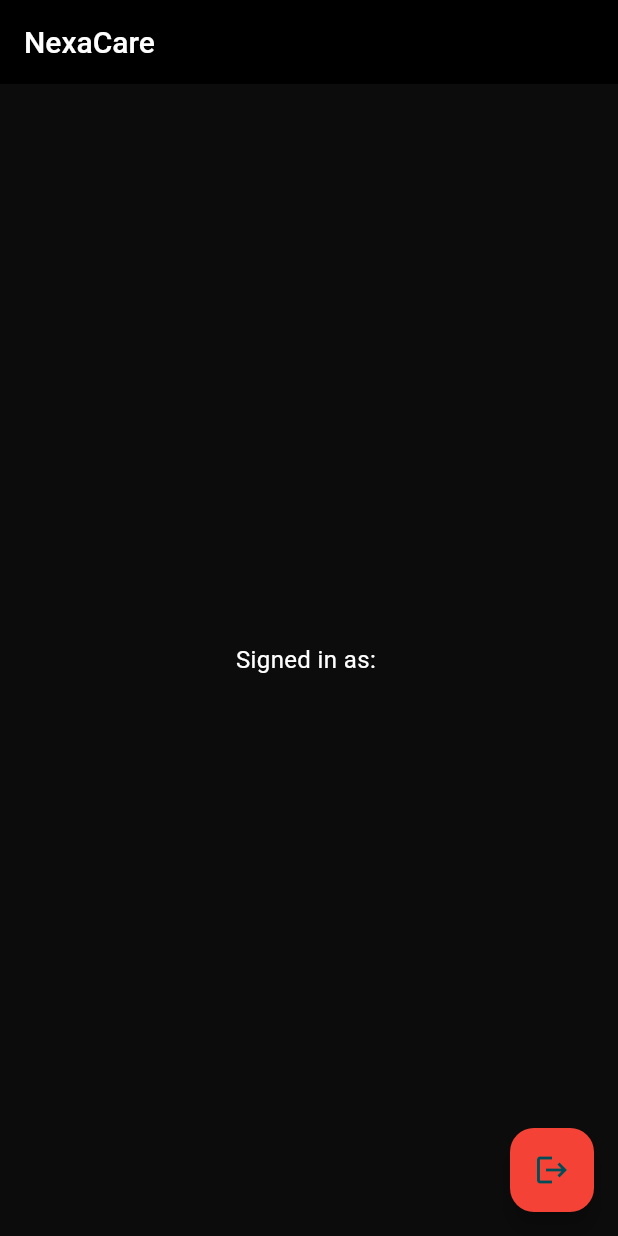
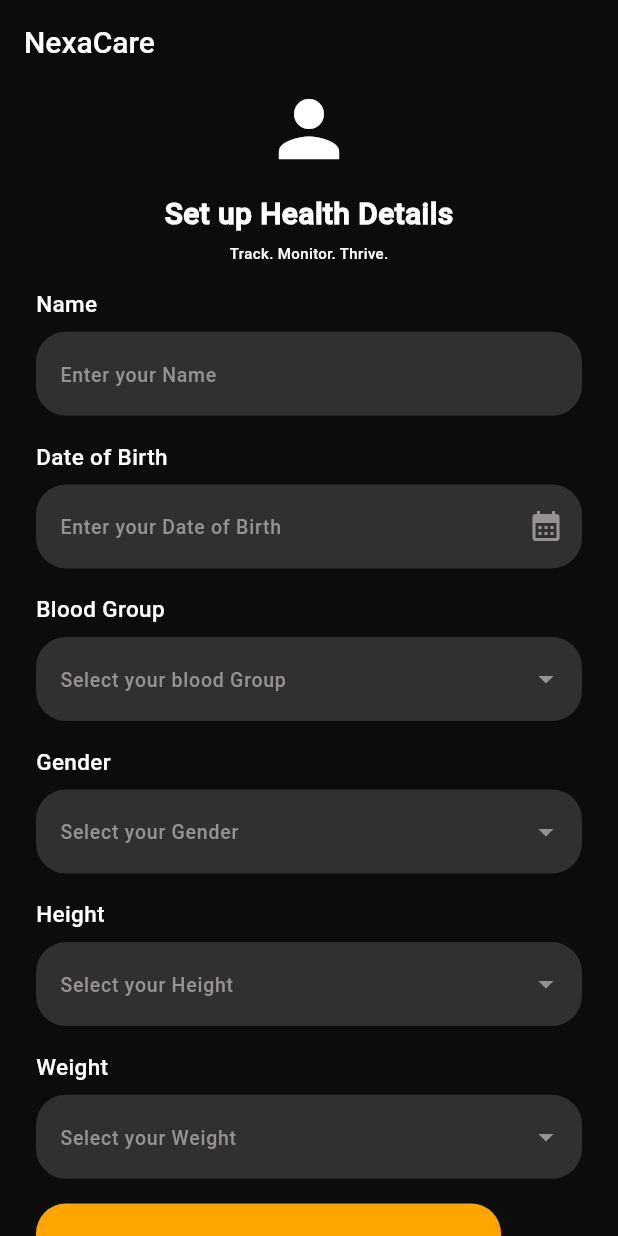
Before and after one commit to BaviskarMahesh/NexaCare, a Flutter app: the screen it shows once a user with an empty profile is signed in, on a phone screen of 412 x 824 dp. Run offline on Flutter 3.47's test engine with Material 3 defaults, Android fonts, the light colour scheme and no system bars; our stand-ins replace cloud_firestore, email_validator, firebase_auth, firebase_core, google_sign_in; missing offline and left inert: animated_snack_bar, flutter_picker_plus; accounts and stored records are empty; network calls fail.

Commit message:
set up detail page

```diff
--- a/lib/Routes/app_routes.dart
+++ b/lib/Routes/app_routes.dart
@@ -3,8 +3,10 @@ import 'package:nexacare/attendant/signin_attendant.dart';
 import 'package:nexacare/email/forgotpswd.dart';
 import 'package:nexacare/screens/landingpage.dart';
 import 'package:nexacare/user/homepage_user.dart';
+import 'package:nexacare/user/location/user_locationpermission.dart';
 import 'package:nexacare/user/signin_User.dart';
 import 'package:nexacare/user/signup_user.dart';
+import 'package:nexacare/user/user_healthdetails.dart';
 import 'package:nexacare/utils/wrapper.dart';
 
 class Approutes {
@@ -15,6 +17,8 @@ class Approutes {
   static const String wrapper = '/wrapper';
   static const String homepageUser = '/homepageUser';
   static const String signupUser = '/signupUser';
+  static const String userHealthDetails = '/userHealthDetails';
+  static const String userlocationpermission = '/userlocationpermission';
 
   static Route<dynamic> generateRoute(RouteSettings settings) {
     switch (settings.name) {
@@ -32,6 +36,10 @@ class Approutes {
         return MaterialPageRoute(builder: (_) => HomepageUser());
       case signupUser:
         return MaterialPageRoute(builder: (_) => SignupUser());
+      case userHealthDetails:
+        return MaterialPageRoute(builder: (_) => UserHealthdetails());
+      case userlocationpermission:
+        return MaterialPageRoute(builder: (_) => UserLocationpermission());
 
       default:
         return MaterialPageRoute(
--- a/lib/main.dart
+++ b/lib/main.dart
@@ -28,6 +28,7 @@ class _NexaCareState extends State<NexaCare> {
           cursorColor: Color(0xff969292),
         ),
         colorScheme: ColorScheme.fromSeed(seedColor: Color(0xff0C0C0C)),
+        dialogTheme: DialogThemeData(backgroundColor: Color(0xff0C0C0C)),
       ),
       home: Wrapper(),
       darkTheme: ThemeData(brightness: Brightness.dark),
--- /dev/null
+++ b/lib/user/user_healthdetails.dart
@@ -0,0 +1,375 @@
+import 'package:cloud_firestore/cloud_firestore.dart';
+import 'package:flutter/material.dart';
+import 'package:nexacare/Routes/app_routes.dart';
+import 'package:nexacare/utils/dropdown.dart';
+import 'package:nexacare/utils/elevatedbutton.dart';
+import 'package:nexacare/utils/textfield.dart';
+import 'package:nexacare/user/user_model/usermodel.dart';
+import 'package:animated_snack_bar/animated_snack_bar.dart';
+import 'package:nexacare/utils/datepicker.dart';
+import 'package:intl/intl.dart';
+import 'package:nexacare/utils/picker.dart';
+
+class UserHealthdetails extends StatefulWidget {
+  const UserHealthdetails({super.key});
+
+  @override
+  State<UserHealthdetails> createState() => _UserHealthdetailsState();
+}
+
+class _UserHealthdetailsState extends State<UserHealthdetails> {
+  final TextEditingController nameController = TextEditingController();
+  final TextEditingController dobController = TextEditingController();
+  final TextEditingController bloodContrller = TextEditingController();
+  final TextEditingController genderContrller = TextEditingController();
+  final TextEditingController heightControler = TextEditingController();
+  final TextEditingController weightController = TextEditingController();
+  String selectedWeight = "";
+  String selectedHeight = "";
+  @override
+  void dispose() {
+    nameController.dispose();
+    dobController.dispose();
+    bloodContrller.dispose();
+    genderContrller.dispose();
+    heightControler.dispose();
+    weightController.dispose();
+    super.dispose();
+  }
+
+  Future<void> addUserDetails(BuildContext context) async {
+    List<String> emptyFields = [];
+
+    if (nameController.text.trim().isEmpty) emptyFields.add("Name");
+    if (dobController.text.trim().isEmpty) emptyFields.add("Date of Birth");
+    if (bloodContrller.text.trim().isEmpty) emptyFields.add("Blood Group");
+    if (genderContrller.text.trim().isEmpty) emptyFields.add("Gender");
+    if (selectedHeight.isEmpty) emptyFields.add("Height");
+    if (selectedWeight.isEmpty) emptyFields.add("Weight");
+
+    if (emptyFields.isNotEmpty) {
+      AnimatedSnackBar.material(
+        "Please fill in: ${emptyFields.join(', ')}",
+        type: AnimatedSnackBarType.warning,
+        duration: Duration(seconds: 2),
+        mobilePositionSettings: const MobilePositionSettings(
+          topOnAppearance: 100,
+        ),
+        mobileSnackBarPosition: MobileSnackBarPosition.top,
+      ).show(context);
+      return; // Stop further execution if validation fails
+    }
+
+    try {
+      UserModel user = UserModel(
+        name: nameController.text.trim(),
+        dateOfBirth: dobController.text.trim(),
+        bloodGroup: bloodContrller.text.trim(),
+        gender: genderContrller.text.trim(),
+        height: double.tryParse(selectedHeight.replaceAll(" cm", "")) ?? 0.0,
+        weight: double.tryParse(selectedWeight.replaceAll(" kg", "")) ?? 0.0,
+      );
+
+      await FirebaseFirestore.instance.collection('User').add(user.toMap());
+
+      AnimatedSnackBar.material(
+        "Health details saved successfully!",
+        type: AnimatedSnackBarType.success,
+        duration: Duration(seconds: 2),
+        mobilePositionSettings: const MobilePositionSettings(
+          topOnAppearance: 100,
+        ),
+        mobileSnackBarPosition: MobileSnackBarPosition.top,
+      ).show(context);
+
+      Future.delayed(Duration(seconds: 2), () {
+        Navigator.pushNamed(context, Approutes.userlocationpermission);
+      });
+    } catch (e) {
+      AnimatedSnackBar.material(
+        "Failed to save details: $e",
+        type: AnimatedSnackBarType.error,
+        duration: Duration(seconds: 2),
+        mobilePositionSettings: const MobilePositionSettings(
+          topOnAppearance: 100,
+        ),
+        mobileSnackBarPosition: MobileSnackBarPosition.top,
+      ).show(context);
+    }
+  }
+
+  @override
+  Widget build(BuildContext context) {
+    double screenHeight = MediaQuery.of(context).size.height;
+
+    return Scaffold(
+      appBar: AppBar(
+        backgroundColor: Color(0xff0C0C0C),
+        title: Text(
+          "NexaCare",
+          style: TextStyle(
+            fontFamily: 'Font1',
+            color: Colors.white,
+            fontSize: 20,
+          ),
+        ),
+      ),
+      backgroundColor: Color(0xff0C0C0C),
+      resizeToAvoidBottomInset: true,
+      body: SingleChildScrollView(
+        child: Center(
+          child: Padding(
+            padding: const EdgeInsets.symmetric(horizontal: 24.0),
+            child: Column(
+              mainAxisAlignment: MainAxisAlignment.start,
+              crossAxisAlignment: CrossAxisAlignment.start,
+              children: [
+                Center(
+                  child: Icon(Icons.person, color: Color(0xffFFFFFF), size: 60),
+                ),
+                SizedBox(height: screenHeight * 0.015),
+                Center(
+                  child: Text(
+                    "Set up Health Details",
+                    style: TextStyle(
+                      fontFamily: 'Font1',
+                      color: Color(0xffFFFFFF),
+                      fontSize: 20,
+                      fontWeight: FontWeight.bold,
+                    ),
+                  ),
+                ),
+                SizedBox(height: screenHeight * 0.005),
+                Center(
+                  child: Text(
+                    "Track. Monitor. Thrive.",
+                    style: TextStyle(
+                      fontFamily: 'Font1',
+                      color: Color(0xffFFFFFF),
+                      fontSize: 10,
+                      //fontWeight: FontWeight.bold,
+                    ),
+                  ),
+                ),
+                SizedBox(height: screenHeight * 0.02),
+                const Text(
+                  "Name",
+                  style: TextStyle(
+                    color: Colors.white,
+                    fontFamily: 'Font1',
+                    fontSize: 15,
+                  ),
+                ),
+                SizedBox(height: screenHeight * 0.01),
+                TextField(
+                  controller: nameController,
+                  keyboardType: TextInputType.emailAddress,
+                  style: TextStyle(fontFamily: 'Font1'),
+                  decoration: TextfieldUtil.inputDecoration(
+                    hintText: "Enter your Name",
+                  ),
+                ),
+                SizedBox(height: screenHeight * 0.02),
+                const Text(
+                  "Date of Birth",
+                  style: TextStyle(
+                    color: Colors.white,
+                    fontFamily: 'Font1',
+                    fontSize: 15,
+                  ),
+                ),
+                SizedBox(height: screenHeight * 0.01),
+                TextField(
+                  readOnly: true,
+                  controller: dobController,
+                  // keyboardType: TextInputType.emailAddress,
+                  style: TextStyle(fontFamily: 'Font1'),
+                  decoration: TextfieldUtil.inputDecoration(
+                    hintText: "Enter your Date of Birth",
+                    suffixIcon: IconButton(
+                      onPressed: () async {
+                        String? selectedDate = await Datepicker.selectDate(
+                          context,
+                        );
+                        if (selectedDate != null) {
+                          setState(() {
+                            dobController.text = selectedDate;
+                          });
+                        }
+                      },
+                      icon: Icon(
+                        Icons.calendar_month,
+                        color: Color(0xff969292),
+                      ),
+                    ),
+                  ),
+                ),
+                SizedBox(height: screenHeight * 0.02),
+                const Text(
+                  "Blood Group",
+                  style: TextStyle(
+                    color: Colors.white,
+                    fontFamily: 'Font1',
+                    fontSize: 15,
+                  ),
+                ),
+                SizedBox(height: screenHeight * 0.01),
+                TextField(
+                  readOnly: true,
+                  controller: bloodContrller,
+                  // keyboardType: TextInputType.emailAddress,
+                  style: TextStyle(fontFamily: 'Font1'),
+                  decoration: TextfieldUtil.inputDecoration(
+                    hintText: "Select your blood Group",
+                    suffixIcon: IconButton(
+                      onPressed: () async {
+                        String? selectedValue = await showDropdownDialog(
+                          context,
+                          "Select Blood group",
+                          ["A+", "A-", "B+", "B-", "O+", "O-", "AB+", "AB-"],
+                        );
+                        if (selectedValue != null && mounted) {
+                          setState(() {
+                            bloodContrller.text = selectedValue;
+                          });
+                        }
+                      },
+                      icon: Icon(
+                        Icons.arrow_drop_down,
+                        color: Color(0xff969292),
+                      ),
+                    ),
+                  ),
+                ),
+                SizedBox(height: screenHeight * 0.02),
+                const Text(
+                  "Gender",
+                  style: TextStyle(
+                    color: Colors.white,
+                    fontFamily: 'Font1',
+                    fontSize: 15,
+                  ),
+                ),
+                SizedBox(height: screenHeight * 0.01),
+                TextField(
+                  readOnly: true,
+                  controller: genderContrller,
+                  //keyboardType: TextInputType.emailAddress,
+                  style: TextStyle(fontFamily: 'Font1'),
+                  decoration: TextfieldUtil.inputDecoration(
+                    hintText: "Select your Gender ",
+                    suffixIcon: IconButton(
+                      onPressed: () async {
+                        String? selectedValue = await showDropdownDialog(
+                          context,
+                          "Select Gender",
+                          ["Male", "Female", "Other"],
+                        );
+                        if (selectedValue != null && mounted) {
+                          setState(() {
+                            genderContrller.text = selectedValue;
+                          });
+                        }
+                      },
+                      icon: Icon(
+                        Icons.arrow_drop_down,
+                        color: Color(0xff969292),
+                      ),
+                    ),
+                  ),
+                ),
+                SizedBox(height: screenHeight * 0.02),
+                const Text(
+                  "Height",
+                  style: TextStyle(
+                    color: Colors.white,
+                    fontFamily: 'Font1',
+                    fontSize: 15,
+                  ),
+                ),
+                SizedBox(height: screenHeight * 0.01),
+                TextField(
+                  controller: TextEditingController(text: selectedHeight),
+                  readOnly: true,
+                  style: TextStyle(fontFamily: 'Font1'),
+                  onTap: () {
+                    CustomPicker.showPicker(
+                      context,
+                      title: "Select Height",
+                      minValue: 100,
+                      maxValue: 200,
+                      unit: "cm",
+                      onSelected: (height) {
+                        setState(() {
+                          selectedHeight = height;
+                        });
+                      },
+                    );
+                  },
+                  decoration: TextfieldUtil.inputDecoration(
+                    hintText: "Select your Height",
+                    suffixIcon: Icon(
+                      Icons.arrow_drop_down,
+                      color: Color(0xff969292),
+                    ),
+                  ),
+                ),
+                SizedBox(height: screenHeight * 0.02),
+                const Text(
+                  "Weight",
+                  style: TextStyle(
+                    color: Colors.white,
+                    fontFamily: 'Font1',
+                    fontSize: 15,
+                  ),
+                ),
+                SizedBox(height: screenHeight * 0.01),
+                TextField(
+                  controller: TextEditingController(text: selectedWeight),
+                  readOnly: true,
+                  style: TextStyle(fontFamily: 'Font1'),
+                  onTap: () {
+                    CustomPicker.showPicker(
+                      context,
+                      title: "Select Weight",
+                      minValue: 30,
+                      maxValue: 150,
+                      unit: "kg",
+                      onSelected: (weight) {
+                        setState(() {
+                          selectedWeight = weight;
+                        });
+                      },
+                    );
+                  },
+                  decoration: TextfieldUtil.inputDecoration(
+                    hintText: "Select your Weight",
+                    suffixIcon: Icon(
+                      Icons.arrow_drop_down,
+                      color: Color(0xff969292),
+                    ),
+                  ),
+                ),
+                SizedBox(height: screenHeight * 0.02),
+                customElevatedButton(
+                  buttonSize: Size(310, 55),
+                  buttonColor: Color(0xffFFA500),
+                  text: "Next",
+                  textStyle: TextStyle(
+                    color: Color(0xff000000),
+                    fontFamily: 'Font1',
+                    fontSize: 15,
+                  ),
+                  onPressed: () {
+                    addUserDetails(context);
+                  },
+                ),
+                SizedBox(height: screenHeight * 0.02),
+              ],
+            ),
+          ),
+        ),
+      ),
+    );
+  }
+}
--- /dev/null
+++ b/lib/user/user_model/usermodel.dart
@@ -0,0 +1,43 @@
+import 'package:cloud_firestore/cloud_firestore.dart';
+
+class UserModel {
+  String name;
+  String dateOfBirth;
+  String bloodGroup;
+  String gender;
+  double height;
+  double weight;
+
+  UserModel({
+    required this.name,
+    required this.dateOfBirth,
+    required this.bloodGroup,
+    required this.gender,
+    required this.height,
+    required this.weight,
+  });
+
+  //json format
+  Map<String, dynamic> toMap() {
+    return {
+      'name': name,
+      'dateOfBirth': dateOfBirth,
+      'bloodGroup': bloodGroup,
+      'gender': gender,
+      'height': height,
+      'weight': weight,
+    };
+  }
+
+  factory UserModel.fromMap(Map<String, dynamic> map) {
+    return UserModel(
+      name: map['name'] ?? ' ',
+      dateOfBirth: map['dateOfBirth'] ?? ' ',
+      bloodGroup: map['bloodGroup'] ?? ' ',
+      gender: map['gender'] ?? ' ' ,
+      height:(map['height']??0.0).toDouble(),
+      weight:(map['weight']??0.0).toDouble(),
+
+    );
+  }
+}
--- a/lib/utils/textfield.dart
+++ b/lib/utils/textfield.dart
@@ -4,7 +4,6 @@ class TextfieldUtil {
   static InputDecoration inputDecoration({
     String? hintText,
     TextStyle? hintStyle,
-
     IconData? prefixIcon,
     Color? prefixIconColor,
     Widget? suffixIcon,
@@ -20,21 +19,22 @@ class TextfieldUtil {
             fontSize: 13,
           ),
       filled: true,
-      fillColor: Color(0xff312F2F),
-
+      fillColor: const Color(0xff312F2F),
       border: OutlineInputBorder(
         borderRadius: BorderRadius.circular(20),
         borderSide: BorderSide.none,
       ),
       focusedBorder: OutlineInputBorder(
         borderRadius: BorderRadius.circular(20),
-        borderSide: BorderSide(color: Color(0xff969292)),
+        borderSide: const BorderSide(color: Color(0xff969292)),
       ),
       prefixIcon:
           prefixIcon != null
-              ? Icon(prefixIcon, color: prefixIconColor ?? Color(0xff969292))
+              ? Icon(
+                prefixIcon,
+                color: prefixIconColor ?? const Color(0xff969292),
+              )
               : null,
-
       suffixIcon: suffixIcon,
     );
   }
@@ -47,25 +47,36 @@ class TextfieldUtil {
     Color? prefixIconColor,
     IconData? suffixIcon,
     Color? suffixIconColor,
+    VoidCallback? onSuffixIconPressed, // Optional IconButton function
     bool obscureText = false,
     Color cursorColor = const Color(0xff969292),
-    TextInputType keyboardtype = TextInputType.text,
-
-    void Function(String)? onChanged, // New cursor color parameter
+    TextInputType keyboardType = TextInputType.text,
+    void Function(String)? onChanged,
   }) {
     return TextField(
       controller: controller,
       obscureText: obscureText,
       cursorColor: cursorColor,
-      keyboardType: keyboardtype, // Set cursor color
+      keyboardType: keyboardType,
       decoration: inputDecoration(
         hintText: hintText,
         hintStyle: hintStyle,
         prefixIcon: prefixIcon,
         prefixIconColor: prefixIconColor,
-
-        // suffixIcon: suffixIcon,
+        suffixIcon:
+            suffixIcon != null
+                ? IconButton(
+                  icon: Icon(
+                    suffixIcon,
+                    color: suffixIconColor ?? const Color(0xff969292),
+                  ),
+                  onPressed:
+                      onSuffixIconPressed ??
+                      () {}, // Calls the function when pressed
+                )
+                : null,
       ),
+      onChanged: onChanged,
     );
   }
 }
--- a/lib/utils/wrapper.dart
+++ b/lib/utils/wrapper.dart
@@ -3,6 +3,7 @@ import 'package:flutter/material.dart';
 import 'package:nexacare/email/verifyEmail.dart';
 import 'package:nexacare/user/homepage_user.dart';
 import 'package:nexacare/user/signin_User.dart';
+import 'package:nexacare/user/user_healthdetails.dart';
 
 class Wrapper extends StatefulWidget {
   const Wrapper({super.key});
@@ -31,7 +32,7 @@ class _WrapperState extends State<Wrapper> {
           // Check user authentication state
           if (snapshot.hasData) {
             return snapshot.data!.emailVerified
-                ? HomepageUser()
+                ? UserHealthdetails()
                 : Verifyemail();
           } else {
             return SigninUser();
--- a/pubspec.yaml
+++ b/pubspec.yaml
@@ -25,6 +25,10 @@ dependencies:
   google_sign_in: ^6.2.2
   shared_preferences: ^2.5.2
   email_validator: ^3.0.0
+  cloud_firestore: ^5.6.4
+  intl: ^0.20.2
+  flutter_picker_plus: ^1.3.0
+
   #google_sign_in: ^6.2.2
 
 # Development-only dependencies (used for testing & linting).
```
Also changed, not shown: lib/user/location/user_locationpermission.dart (added, +20 -0 lines), lib/utils/datepicker.dart (added, +31 -0 lines), lib/utils/dropdown.dart (added, +59 -0 lines), lib/utils/picker.dart (added, +52 -0 lines), pubspec.lock, 7 other files.
